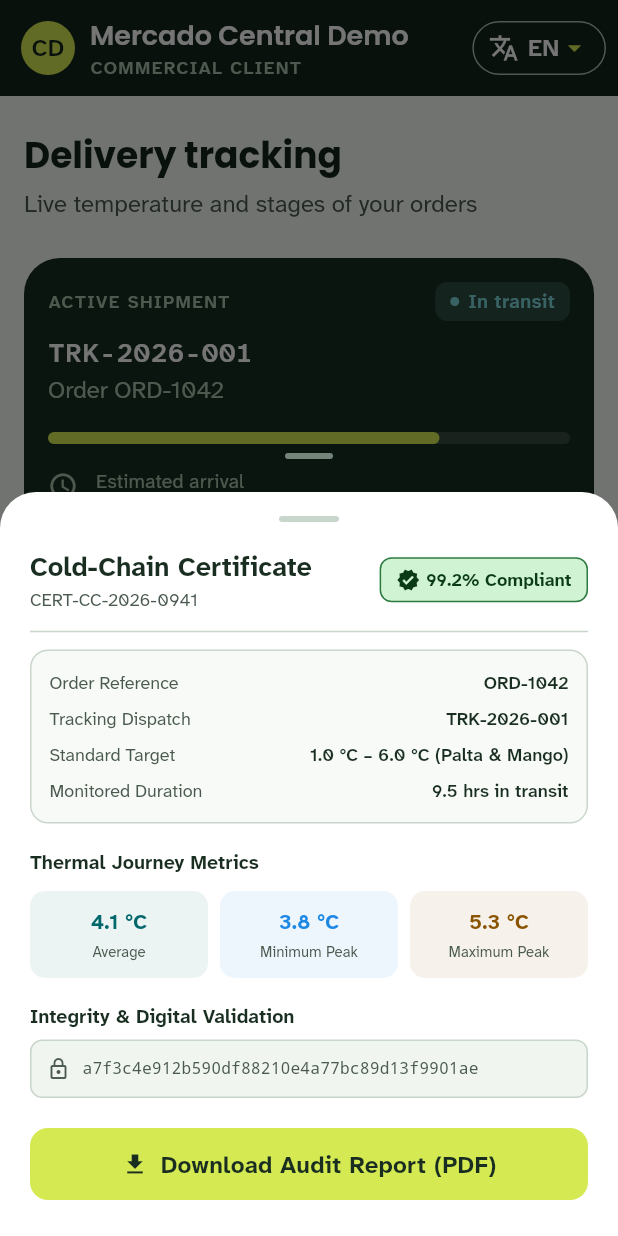
After one commit to UPC-RebooTech/Fruitlogix-Multiplatform, a Flutter app: the screen it shows after launch, item 4 of the bottom bar chosen, after a tap on "View Cold-Chain Certificate", on a phone screen of 412 x 824 dp. The commit adds this screen. Run offline on Flutter 3.47's test engine with Material 3 defaults, Android fonts, the phone set to English and light mode, and no system bars; our stand-ins replace shared_preferences.

Commit message:
feat(logistics-and-monitoring): implement digital cold-chain compliance certificate.

```diff
--- /dev/null
+++ b/lib/contexts/logistics_and_monitoring/presentation/cold_chain_certificate_sheet.dart
@@ -0,0 +1,275 @@
+import 'package:flutter/material.dart';
+
+import '../../../shared/ui/theme/cosecha_palette.dart';
+import '../domain/shipment.dart';
+
+class ColdChainCertificateSheet extends StatelessWidget {
+  const ColdChainCertificateSheet({
+    required this.certificate,
+    required this.trackingNumber,
+    required this.orderId,
+    super.key,
+  });
+
+  final ColdChainCertificate certificate;
+  final String trackingNumber;
+  final String orderId;
+
+  static Future<void> show(
+      BuildContext context, {
+        required ColdChainCertificate certificate,
+        required String trackingNumber,
+        required String orderId,
+      }) {
+    return showModalBottomSheet<void>(
+      context: context,
+      isScrollControlled: true,
+      backgroundColor: Colors.transparent,
+      builder: (_) => ColdChainCertificateSheet(
+        certificate: certificate,
+        trackingNumber: trackingNumber,
+        orderId: orderId,
+      ),
+    );
+  }
+
+  @override
+  Widget build(BuildContext context) {
+    return Container(
+      decoration: const BoxDecoration(
+        color: CosechaPalette.neutral0,
+        borderRadius: BorderRadius.vertical(top: Radius.circular(24)),
+      ),
+      padding: EdgeInsets.only(
+        top: 16,
+        left: 20,
+        right: 20,
+        bottom: MediaQuery.of(context).viewInsets.bottom + 24,
+      ),
+      child: Column(
+        mainAxisSize: MainAxisSize.min,
+        crossAxisAlignment: CrossAxisAlignment.start,
+        children: [
+          // Barra de arrastre superior
+          Center(
+            child: Container(
+              width: 40,
+              height: 4,
+              decoration: BoxDecoration(
+                color: CosechaPalette.outlineVariant,
+                borderRadius: BorderRadius.circular(2),
+              ),
+            ),
+          ),
+          const SizedBox(height: 16),
+
+          // Cabecera con insignia de certificación
+          Row(
+            mainAxisAlignment: MainAxisAlignment.spaceBetween,
+            children: [
+              Column(
+                crossAxisAlignment: CrossAxisAlignment.start,
+                children: [
+                  const Text(
+                    'Cold-Chain Certificate',
+                    style: TextStyle(
+                      fontSize: 18,
+                      fontWeight: FontWeight.bold,
+                      color: CosechaPalette.forest,
+                    ),
+                  ),
+                  Text(
+                    certificate.certificateId,
+                    style: const TextStyle(fontSize: 12, color: CosechaPalette.neutralVariant),
+                  ),
+                ],
+              ),
+              Container(
+                padding: const EdgeInsets.symmetric(horizontal: 10, vertical: 5),
+                decoration: BoxDecoration(
+                  color: CosechaPalette.ripeContainer,
+                  borderRadius: BorderRadius.circular(8),
+                  border: Border.all(color: CosechaPalette.ripe),
+                ),
+                child: Row(
+                  children: [
+                    const Icon(Icons.verified, size: 16, color: CosechaPalette.onRipeContainer),
+                    const SizedBox(width: 4),
+                    Text(
+                      '${certificate.compliancePercentage}% Compliant',
+                      style: const TextStyle(
+                        fontSize: 12,
+                        fontWeight: FontWeight.bold,
+                        color: CosechaPalette.onRipeContainer,
+                      ),
+                    ),
+                  ],
+                ),
+              ),
+            ],
+          ),
+          const Divider(height: 24),
+
+          // Rango Óptimo y Datos del Envío
+          Container(
+            padding: const EdgeInsets.all(12),
+            decoration: BoxDecoration(
+              color: CosechaPalette.neutral10,
+              borderRadius: BorderRadius.circular(12),
+              border: Border.all(color: CosechaPalette.outlineVariant),
+            ),
+            child: Column(
+              children: [
+                _DetailRow(label: 'Order Reference', value: orderId),
+                const SizedBox(height: 6),
+                _DetailRow(label: 'Tracking Dispatch', value: trackingNumber),
+                const SizedBox(height: 6),
+                _DetailRow(label: 'Standard Target', value: certificate.optimalRangeLabel),
+                const SizedBox(height: 6),
+                _DetailRow(label: 'Monitored Duration', value: '${certificate.totalTripHours} hrs in transit'),
+              ],
+            ),
+          ),
+          const SizedBox(height: 16),
+
+          // Métricas de Temperatura
+          const Text(
+            'Thermal Journey Metrics',
+            style: TextStyle(fontSize: 13, fontWeight: FontWeight.bold, color: CosechaPalette.forest),
+          ),
+          const SizedBox(height: 10),
+          Row(
+            children: [
+              Expanded(
+                child: _MetricTile(
+                  label: 'Average',
+                  value: '${certificate.averageTempC} °C',
+                  color: CosechaPalette.glacier,
+                ),
+              ),
+              const SizedBox(width: 8),
+              Expanded(
+                child: _MetricTile(
+                  label: 'Minimum Peak',
+                  value: '${certificate.minTempRecordedC} °C',
+                  color: const Color(0xFF1E88E5),
+                ),
+              ),
+              const SizedBox(width: 8),
+              Expanded(
+                child: _MetricTile(
+                  label: 'Maximum Peak',
+                  value: '${certificate.maxTempRecordedC} °C',
+                  color: CosechaPalette.mango,
+                ),
+              ),
+            ],
+          ),
+          const SizedBox(height: 16),
+
+          // Integridad Criptográfica / Blockchain Audit Hash
+          const Text(
+            'Integrity & Digital Validation',
+            style: TextStyle(fontSize: 13, fontWeight: FontWeight.bold, color: CosechaPalette.forest),
+          ),
+          const SizedBox(height: 6),
+          Container(
+            padding: const EdgeInsets.all(10),
+            decoration: BoxDecoration(
+              color: CosechaPalette.neutral20,
+              borderRadius: BorderRadius.circular(8),
+              border: Border.all(color: CosechaPalette.outlineVariant),
+            ),
+            child: Row(
+              children: [
+                const Icon(Icons.lock_outline, size: 16, color: CosechaPalette.neutralVariant),
+                const SizedBox(width: 8),
+                Expanded(
+                  child: Text(
+                    certificate.digitalSignatureHash,
+                    style: const TextStyle(
+                      fontFamily: 'monospace',
+                      fontSize: 11,
+                      color: CosechaPalette.neutralVariant,
+                    ),
+                    overflow: TextOverflow.ellipsis,
+                  ),
+                ),
+              ],
+            ),
+          ),
+          const SizedBox(height: 20),
+
+          // Botón de acción: Descargar
+          SizedBox(
+            width: double.infinity,
+            height: 48,
+            child: ElevatedButton.icon(
+              onPressed: () {
+                Navigator.of(context).pop();
+                ScaffoldMessenger.of(context).showSnackBar(
+                  const SnackBar(
+                    content: Text('Cold-chain certificate exported to PDF successfully.'),
+                  ),
+                );
+              },
+              icon: const Icon(Icons.download, size: 18),
+              label: const Text(
+                'Download Audit Report (PDF)',
+                style: TextStyle(fontWeight: FontWeight.bold),
+              ),
+              style: ElevatedButton.styleFrom(
+                backgroundColor: CosechaPalette.lime,
+                foregroundColor: CosechaPalette.forest,
+                elevation: 0,
+                shape: RoundedRectangleBorder(borderRadius: BorderRadius.circular(12)),
+              ),
+            ),
+          ),
+        ],
+      ),
+    );
+  }
+}
+
+class _DetailRow extends StatelessWidget {
+  const _DetailRow({required this.label, required this.value});
+  final String label;
+  final String value;
+
+  @override
+  Widget build(BuildContext context) {
+    return Row(
+      mainAxisAlignment: MainAxisAlignment.spaceBetween,
+      children: [
+        Text(label, style: const TextStyle(fontSize: 12, color: CosechaPalette.neutralVariant)),
+        Text(value, style: const TextStyle(fontSize: 12, fontWeight: FontWeight.w600, color: CosechaPalette.forest)),
+      ],
+    );
+  }
+}
+
+class _MetricTile extends StatelessWidget {
+  const _MetricTile({required this.label, required this.value, required this.color});
+  final String label;
+  final String value;
+  final Color color;
+
+  @override
+  Widget build(BuildContext context) {
+    return Container(
+      padding: const EdgeInsets.symmetric(vertical: 10, horizontal: 8),
+      decoration: BoxDecoration(
+        color: color.withOpacity(0.08),
+        borderRadius: BorderRadius.circular(10),
+      ),
+      child: Column(
+        children: [
+          Text(value, style: TextStyle(fontSize: 14, fontWeight: FontWeight.bold, color: color)),
+          const SizedBox(height: 2),
+          Text(label, style: const TextStyle(fontSize: 10, color: CosechaPalette.neutralVariant)),
+        ],
+      ),
+    );
+  }
+}
--- a/lib/contexts/logistics_and_monitoring/presentation/delivery_tracking_page.dart
+++ b/lib/contexts/logistics_and_monitoring/presentation/delivery_tracking_page.dart
@@ -5,6 +5,7 @@ import '../../../shared/ui/components/components.dart';
 import '../../../shared/ui/theme/theme.dart';
 import '../domain/shipment.dart';
 import '../infrastructure/in_memory_shipment_repository.dart';
+import 'cold_chain_certificate_sheet.dart';
 import 'confirm_reception_page.dart';
 
 /// Tracking of the active shipment: overview (dark highlight), cold chain
@@ -65,7 +66,7 @@ class _DeliveryTrackingPageState extends State<DeliveryTrackingPage> {
           const SizedBox(height: CosechaSpace.md),
           CosechaOverline(l10n.trackingColdChain),
           const SizedBox(height: CosechaSpace.xs),
-          _ColdChain(telemetry: shipments.first.telemetry),
+          _ColdChain(shipment: shipments.first),
           const SizedBox(height: CosechaSpace.md),
           CosechaOverline(l10n.trackingEvents),
           const SizedBox(height: CosechaSpace.xs),
@@ -185,15 +186,17 @@ class _ShipmentOverview extends StatelessWidget {
   }
 }
 
-/// Cold chain readings on Glaciar (tertiary) containers.
+/// Cold chain readings on Glaciar (tertiary) containers with certificate modal.
 class _ColdChain extends StatelessWidget {
-  const _ColdChain({required this.telemetry});
+  const _ColdChain({required this.shipment});
 
-  final TelemetryLog telemetry;
+  final DeliveryShipment shipment;
 
   @override
   Widget build(BuildContext context) {
     final l10n = AppLocalizations.of(context);
+    final telemetry = shipment.telemetry;
+
     return Column(
       crossAxisAlignment: CrossAxisAlignment.stretch,
       children: [
@@ -242,6 +245,21 @@ class _ColdChain extends StatelessWidget {
             ],
           ),
         ),
+        if (shipment.certificate != null) ...[
+          const SizedBox(height: CosechaSpace.xs),
+          CosechaSecondaryButton(
+            label: 'View Cold-Chain Certificate',
+            icon: Icons.verified_outlined,
+            onPressed: () {
+              ColdChainCertificateSheet.show(
+                context,
+                certificate: shipment.certificate!,
+                trackingNumber: shipment.trackingNumber,
+                orderId: shipment.orderId,
+              );
+            },
+          ),
+        ],
       ],
     );
   }
```
